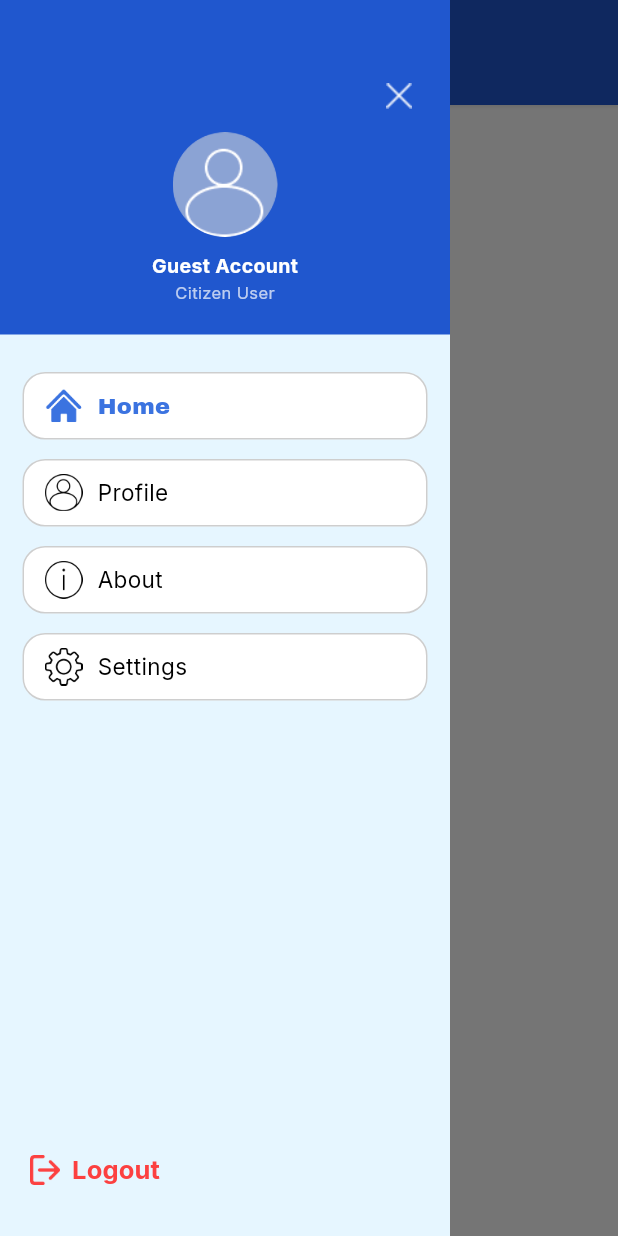
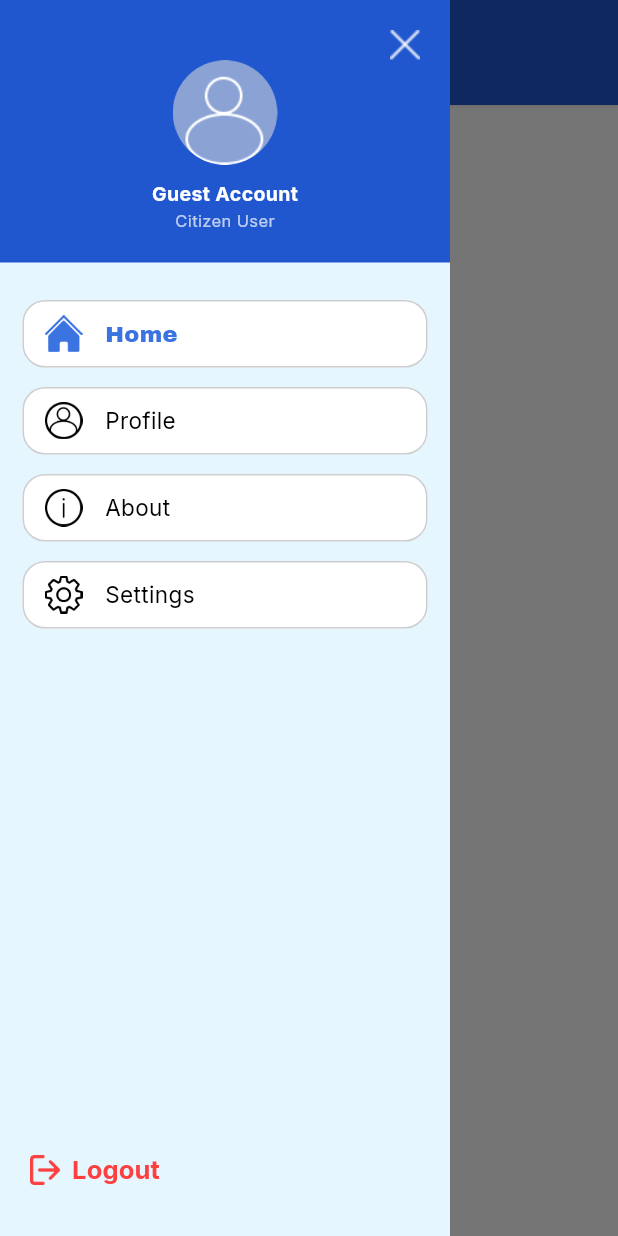
Before and after one commit to jobelaraw/DocsEase-MobileApplication, a Flutter app: the SideBar screen opened directly, with the side drawer open, on a phone screen of 412 x 824 dp. Run offline on Flutter 3.47's test engine with Material 3 defaults, Android fonts, the phone set to English and light mode, and no system bars; our stand-ins replace google_fonts.

Commit message:
made sidebar changes

```diff
--- a/docsease/lib/side_bar.dart
+++ b/docsease/lib/side_bar.dart
@@ -71,7 +71,14 @@ class _SideBarState extends State<SideBar> {
                 padding: EdgeInsets.zero,
                 children: [
                   Container(
-                    padding: EdgeInsets.fromLTRB(10, 40, 10, 20),
+                    padding: MediaQuery.of(context).padding.top < 20
+                        ? EdgeInsets.all(20)
+                        : EdgeInsets.fromLTRB(
+                            20,
+                            MediaQuery.of(context).padding.top,
+                            20,
+                            20,
+                          ),
                     decoration: BoxDecoration(
                       color: Color.fromRGBO(32, 87, 206, 1.0),
                     ),
@@ -81,15 +88,13 @@ class _SideBarState extends State<SideBar> {
                       children: [
                         Align(
                           alignment: Alignment.topRight,
-                          child: IconButton(
-                            padding: EdgeInsets.zero,
-                            constraints: const BoxConstraints(),
-                            icon: const ImageIcon(
+                          child: GestureDetector(
+                            child: const ImageIcon(
                               AssetImage('assets/close_icon.png'),
-                              size: 17,
+                              size: 20,
                               color: Colors.white,
                             ),
-                            onPressed: () {
+                            onTap: () {
                               Navigator.pop(context);
                             },
                           ),
@@ -127,50 +132,82 @@ class _SideBarState extends State<SideBar> {
                     child: Column(
                       children: [
                         SideBarOption(
-                          imagePath: 'assets/home_icon.png',
+                          selectedImage: 'assets/home_icon.png',
+                          unselectedImage: 'assets/home_outlined_icon.png',
                           optionName: 'Home',
                           isSelected: selectedIndex == 0,
                           onTapAction: () {
-                            setState(() {
-                              selectedIndex = 0;
-                            });
                             Navigator.pop(context);
+                            Future.delayed(
+                              const Duration(milliseconds: 50),
+                              () {
+                                if (mounted) {
+                                  setState(() {
+                                    selectedIndex = 0;
+                                  });
+                                }
+                              },
+                            );
                           },
                         ),
                         SizedBox(height: 13),
                         SideBarOption(
-                          imagePath: 'assets/profile_icon.png',
+                          selectedImage: 'assets/profile_icon.png',
+                          unselectedImage: 'assets/profile_outlined_icon.png',
                           optionName: 'Profile',
                           isSelected: selectedIndex == 1,
                           onTapAction: () {
-                            setState(() {
-                              selectedIndex = 1; // Change this to 1 later on
-                            });
                             Navigator.pop(context);
+                            Future.delayed(
+                              const Duration(milliseconds: 50),
+                              () {
+                                if (mounted) {
+                                  setState(() {
+                                    selectedIndex = 1;
+                                  });
+                                }
+                              },
+                            );
                           },
                         ),
                         SizedBox(height: 13),
                         SideBarOption(
-                          imagePath: 'assets/about_icon.png',
+                          selectedImage: 'assets/about_icon.png',
+                          unselectedImage: 'assets/about_outlined_icon.png',
                           optionName: 'About',
                           isSelected: selectedIndex == 2,
                           onTapAction: () {
-                            setState(() {
-                              selectedIndex = 2; // Change this to 2 later on
-                            });
                             Navigator.pop(context);
+                            Future.delayed(
+                              const Duration(milliseconds: 50),
+                              () {
+                                if (mounted) {
+                                  setState(() {
+                                    selectedIndex = 2;
+                                  });
+                                }
+                              },
+                            );
                           },
                         ),
                         SizedBox(height: 13),
                         SideBarOption(
-                          imagePath: 'assets/settings_icon.png',
+                          selectedImage: 'assets/settings_icon.png',
+                          unselectedImage: 'assets/settings_outlined_icon.png',
                           optionName: 'Settings',
                           isSelected: selectedIndex == 3,
                           onTapAction: () {
-                            setState(() {
-                              selectedIndex = 3; // Change this to 3 later on
-                            });
                             Navigator.pop(context);
+                            Future.delayed(
+                              const Duration(milliseconds: 50),
+                              () {
+                                if (mounted) {
+                                  setState(() {
+                                    selectedIndex = 3;
+                                  });
+                                }
+                              },
+                            );
                           },
                         ),
                       ],
@@ -224,14 +261,16 @@ class _SideBarState extends State<SideBar> {
 }
 
 class SideBarOption extends StatelessWidget {
-  final String imagePath;
+  final String selectedImage;
+  final String unselectedImage;
   final String optionName;
   final bool isSelected;
   final VoidCallback onTapAction;
 
   const SideBarOption({
     super.key,
-    required this.imagePath,
+    required this.selectedImage,
+    required this.unselectedImage,
     required this.optionName,
     required this.isSelected,
     required this.onTapAction,
@@ -259,14 +298,14 @@ class SideBarOption extends StatelessWidget {
             crossAxisAlignment: CrossAxisAlignment.center,
             children: [
               Image.asset(
-                imagePath,
+                isSelected ? selectedImage : unselectedImage,
                 width: 25,
                 height: 25,
                 // colorFilter: ColorFilter.mode(currentColor, BlendMode.srcIn),
                 color: currentColor,
                 fit: BoxFit.contain,
               ),
-              SizedBox(width: 10),
+              SizedBox(width: 15),
               Text(
                 optionName,
                 style: isSelected
```
Also changed, not shown: docsease/assets/about_icon.png, docsease/assets/about_outlined_icon.png (added), docsease/assets/home_icon.png, docsease/assets/home_outlined_icon.png (added), docsease/assets/profile_icon.png, docsease/assets/profile_outlined_icon.png (added), docsease/assets/settings_icon.png, docsease/assets/settings_outlined_icon.png (added).
